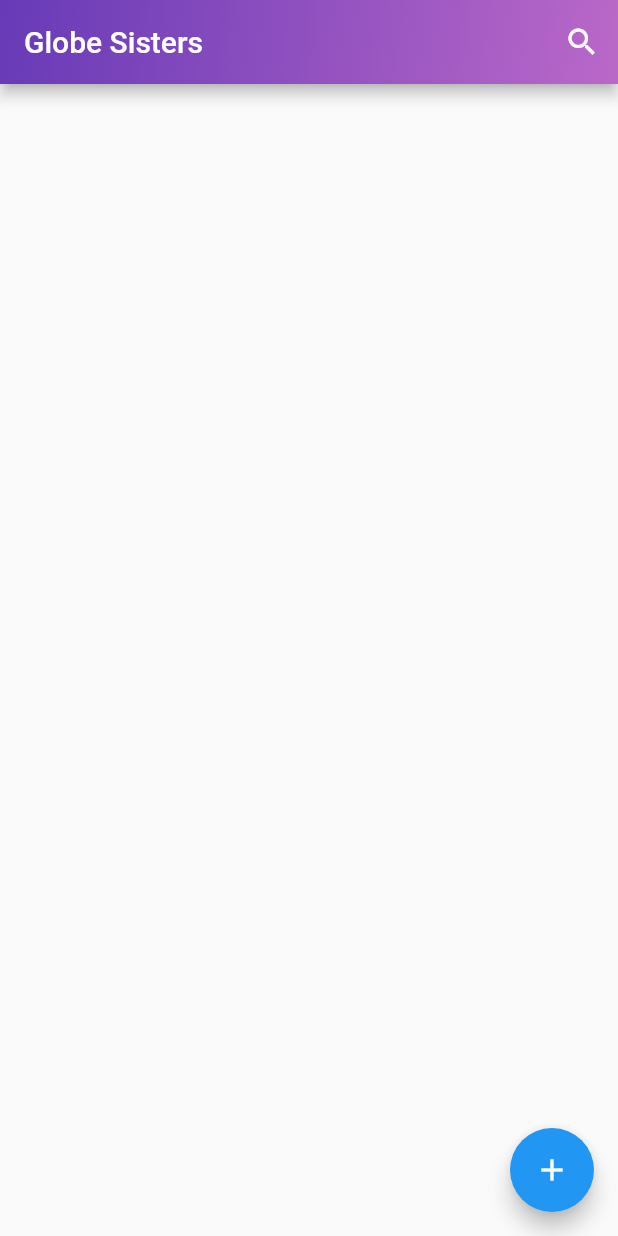
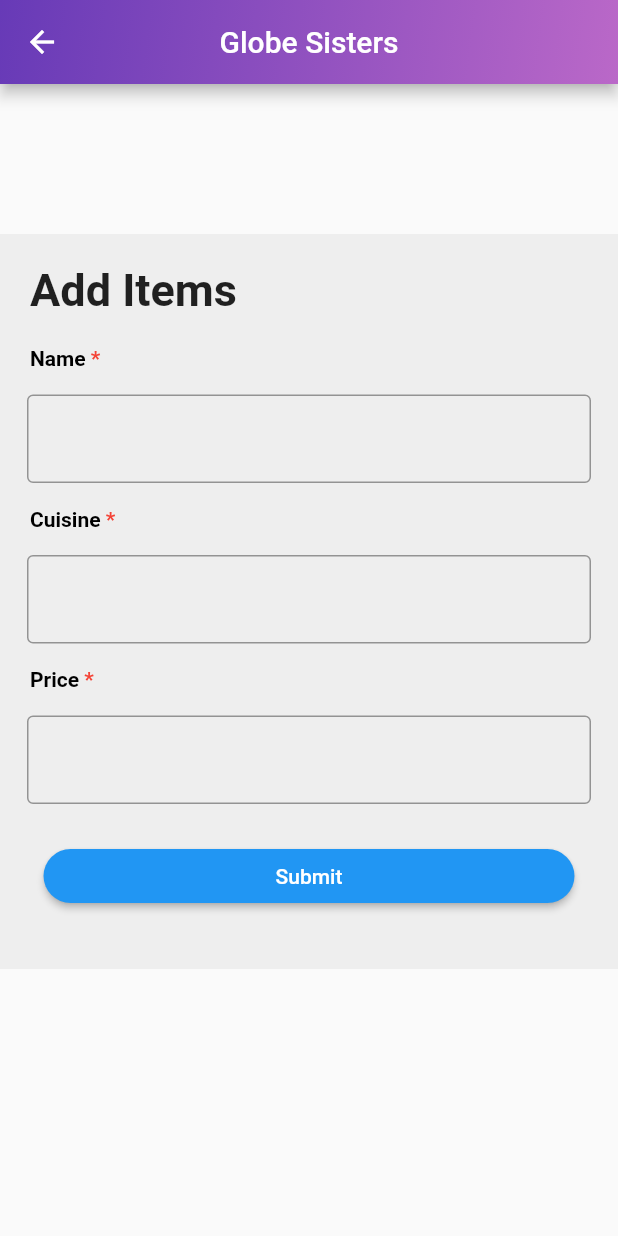
Before and after one commit to AnaLovesCoding/globe-sisters-take-home, a Flutter app: the HomePage screen opened directly, after a tap on the "add" icon, on a phone screen of 412 x 824 dp. Run offline on Flutter 3.47's test engine with Material 2 defaults, Android fonts, the phone set to English and light mode, and no system bars; our stand-ins replace cloud_firestore, firebase_core; accounts and stored records are empty.

Commit message:
Add Item Page

```diff
--- /dev/null
+++ b/lib/add_item.dart
@@ -0,0 +1,196 @@
+import 'package:cloud_firestore/cloud_firestore.dart';
+import 'package:flutter/material.dart';
+import 'package:globe_sisters_take_home_project/home_page.dart';
+
+class AddScreen extends StatefulWidget {
+  const AddScreen({Key? key, required String title}) : super(key: key);
+
+  @override
+  State<AddScreen> createState() => _AddScreenState();
+}
+
+class _AddScreenState extends State<AddScreen> {
+
+  final _formKey = GlobalKey<FormState>();
+  Icon customIcon = const Icon(Icons.search);
+  Widget customSearchBar = const Text('Globe Sisters');
+  TextEditingController nameController = TextEditingController();
+  TextEditingController cuisineController = TextEditingController();
+  TextEditingController priceController = TextEditingController();
+
+
+  @override
+  Widget build(BuildContext context) {
+    return Scaffold(
+      appBar: AppBar(
+        leading: IconButton(onPressed: () =>
+        {
+          Navigator.push(
+              context,
+              MaterialPageRoute(
+                  builder: (context) =>
+                  const HomePage(
+                    title: 'Home Page',
+                  ))),
+
+        }, icon: Icon(Icons.arrow_back)),
+        title: customSearchBar,
+        centerTitle: true,
+        flexibleSpace: Container(
+          decoration: BoxDecoration(
+            gradient: LinearGradient(
+              colors: [Colors.deepPurple, Colors.purple.shade300],
+              begin: Alignment.topLeft,
+              end: Alignment.bottomRight,
+            ),
+          ),
+        ),
+
+      ),
+      body: Column(
+        children: [
+          Expanded(
+            flex: 40,
+            child: Form(
+              key: _formKey,
+              child: SingleChildScrollView(
+                child: Container(
+                  color: Colors.grey[200],
+                  width: 500,
+                  margin: EdgeInsets.only(top: 100),
+                  child: Column(
+                    children: [
+                      Align(
+                        alignment: Alignment.centerLeft,
+                        child: Container(
+                          margin:
+                          EdgeInsets.only(left: 20, top: 20, bottom: 20),
+                          child: const Text(
+                            "Add Items",
+                            style: TextStyle(
+                              fontWeight: FontWeight.bold,
+                              fontSize: 30,
+                            ),
+                          ),
+                        ),
+                      ),
+                      buildText('Name'),
+                      buildTextField(nameController),
+                      buildText('Cuisine'),
+                      buildTextField(cuisineController),
+                      buildText('Price'),
+                      buildTextField(priceController),
+
+                      Container(
+                        margin: EdgeInsets.only(bottom: 30),
+                        width: 370,
+                        child: Container(
+                          child: Padding(
+                            padding: const EdgeInsets.all(8.0),
+                            child: ElevatedButton(
+                              style: ElevatedButton.styleFrom(
+                                foregroundColor: Colors.white,
+                                backgroundColor: Colors.blue,
+                                shape: const RoundedRectangleBorder(
+                                  borderRadius:
+                                  BorderRadius.all(Radius.circular(30)),
+                                ),
+                              ),
+                              onPressed: () {
+                                if (_formKey.currentState!.validate()) {
+                                  // If the form is valid, display a snackbar. In the real world,
+                                  // you'd often call a server or save the information in a database.
+                                  ScaffoldMessenger.of(context).showSnackBar(
+                                    const SnackBar(
+                                        content: Text('Item Added Successfully')),
+
+                                  );
+
+                                }
+                                if(nameController.text.isEmpty || priceController.text.isEmpty || cuisineController.text.isEmpty){
+                                  return;
+                                }
+                                else{
+                                  CollectionReference items = FirebaseFirestore.instance.collection('restaurants');
+                                  Future<void> addItems() {
+                                    return items
+                                        .add({
+                                      'name': nameController.text,
+                                      'cuisine': cuisineController.text,
+                                      'price': priceController.text
+                                    })
+                                        .then((value) => print("Item Added"))
+                                        .catchError((error) => print("Failed to add item: $error"));
+                                  }
+                                  addItems();
+
+                                }
+
+
+                              },
+                              child: Text('Submit'),
+                            ),
+                          ),
+                        ),
+                      )
+                    ],
+                  ),
+                ),
+              ),
+            ),
+          )
+        ],
+      ),
+    );
+  }
+
+  Align buildText(String fieldName) {
+    return Align(
+      alignment: Alignment.centerLeft,
+      child: Container(
+        margin: const EdgeInsets.only(left: 20),
+        child: RichText(
+            text: TextSpan(
+              text: fieldName,
+              style:
+              const TextStyle(color: Colors.black, fontWeight: FontWeight.bold),
+              children: const <TextSpan>[
+                TextSpan(
+                    text: ' * ',
+                    style: TextStyle(
+                      color: Colors.red,
+                    ))
+              ],
+            )),
+      ),
+    );
+  }
+
+  Padding buildTextField(TextEditingController textEditingController) {
+    return Padding(
+      padding: const EdgeInsets.symmetric(horizontal: 8, vertical: 16),
+      child: Container(
+        margin: const EdgeInsets.only(left: 10, right: 10),
+        child: getTextField(textEditingController),
+      ),
+    );
+  }
+
+  TextFormField getTextField(TextEditingController textEditingController) {
+    return TextFormField(
+      decoration: const InputDecoration(
+        fillColor: Colors.white,
+        border: OutlineInputBorder(),
+      ),
+      validator: (value) {
+
+        if (value == null || value.isEmpty) {
+          return 'This Field cannot be empty';
+        }
+        return null;
+      },
+      controller: textEditingController,
+    );
+  }
+
+}
--- a/lib/home_page.dart
+++ b/lib/home_page.dart
@@ -1,15 +1,17 @@
 import 'package:cloud_firestore/cloud_firestore.dart';
 import 'package:firebase_core/firebase_core.dart';
 import 'package:flutter/material.dart';
+import 'package:globe_sisters_take_home_project/add_item.dart';
+
 class HomePage extends StatefulWidget {
   const HomePage({Key? key, required String title}) : super(key: key);
+
 
   @override
   State<HomePage> createState() => _HomePageState();
 }
 
 class _HomePageState extends State<HomePage> {
-
   Icon customIcon = const Icon(Icons.search);
   Widget customSearchBar = const Text('Globe Sisters');
   var foodList = [];
@@ -18,6 +20,7 @@ class _HomePageState extends State<HomePage> {
   @override
   void initState() {
     foodList = [];
+
     FirebaseFirestore.instance
         .collection("restaurants")
         .get()
@@ -29,10 +32,12 @@ class _HomePageState extends State<HomePage> {
       });
       setState(() {});
     }).catchError((error) {
-      print("Failed to load courses");
+      print("Failed to load restaurants");
       print(error.toString());
     });
+
   }
+
 
 
   @override
@@ -84,11 +89,8 @@ class _HomePageState extends State<HomePage> {
               });
             },
             icon: customIcon,
-
           )
         ],
-
-
       ),
       body: Container(
         margin: EdgeInsets.only(top: 30, right: 40, left: 20),
@@ -102,15 +104,15 @@ class _HomePageState extends State<HomePage> {
                   itemBuilder: (BuildContext context, int index) {
                     return Container(
                         height: 50,
-                      margin: EdgeInsets.only(top: 5, bottom: 5, left: 20, right: 5),
-                      child:
-                      Row(
+                        margin: EdgeInsets.only(
+                            top: 5, bottom: 5, left: 20, right: 5),
+                        child: Row(
                           children: [
                             Container(
                               margin: EdgeInsets.only(right: 10),
                               child: CircleAvatar(
-                              backgroundImage: NetworkImage('${foodList[index]['imageUrl']}'),
-
+                                backgroundImage: NetworkImage(
+                                    '${foodList[index]['imageUrl']}'),
                               ),
                             ),
                             Column(
@@ -119,62 +121,66 @@ class _HomePageState extends State<HomePage> {
                               children: [
                                 Text(
                                   'Name: ${foodList[index]['name']}',
-
                                   style: TextStyle(
-
                                       fontWeight: FontWeight.bold,
                                       color: Colors.red,
-                                  fontSize: 15
-                                ),
+                                      fontSize: 15),
                                 ),
                                 Padding(
-
                                   padding: EdgeInsets.only(top: 5),
                                   child: Text(
-                                  'Desciption: ${foodList[index]['description']}',
-
+                                    'cuisine: ${foodList[index]['cuisine']}',
                                     style: TextStyle(
                                         fontStyle: FontStyle.italic,
-                                      color: Colors.brown
-                                  ),
+                                        color: Colors.brown),
                                   ),
                                 ),
                               ],
                             ),
                             Spacer(),
-                          Text(
-                              '${foodList[index]['price']}'
-                          ),
+                            Text('\$'),
+                            Text('${foodList[index]['price']}'),
                             Spacer(),
                             IconButton(
-                            icon: const Icon(Icons.edit),
+                              icon: const Icon(
+                                Icons.edit,
+                                color: Colors.blueAccent,
+                              ),
+                              onPressed: () {},
+                            ),
+                            IconButton(
+                              icon: const Icon(
+                                Icons.delete,
+                                color: Colors.grey,
+                              ),
                               onPressed: () {
+
+
+
+
                               },
                             ),
-                          IconButton(
-                            icon: const Icon(Icons.delete),
-                            onPressed: () {
-                            },
-                          ),
-
                           ],
                         ));
-
-              }
+                  }),
             ),
-            ),
-
-
           ],
         ),
       ),
       floatingActionButton: FloatingActionButton(
-        onPressed: (){
-
+        onPressed: () {
+          Navigator.push(
+              context,
+              MaterialPageRoute(
+                  builder: (context) => const AddScreen(
+                        title: 'Add Item Screen',
+                      )));
         },
-        child: Icon(Icons.add),
+        child: Icon(
+            Icons.add,
         ),
-
+      ),
     );
   }
+
 }
--- a/pubspec.yaml
+++ b/pubspec.yaml
@@ -40,6 +40,9 @@ dependencies:
   firebase_database: ^10.0.16
   cloud_firestore: ^4.5.0
   firebase_storage: ^11.0.16
+  flutter_form_builder: ^7.8.0
+  localization: ^2.1.0
+  form_builder_validators: ^8.5.0
 
 
 dev_dependencies:
```
Lines whose indentation alone changed are shown as unchanged.
